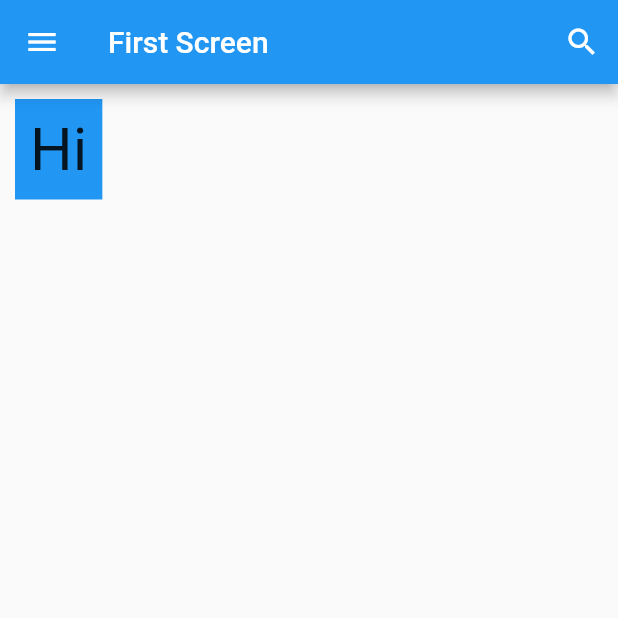
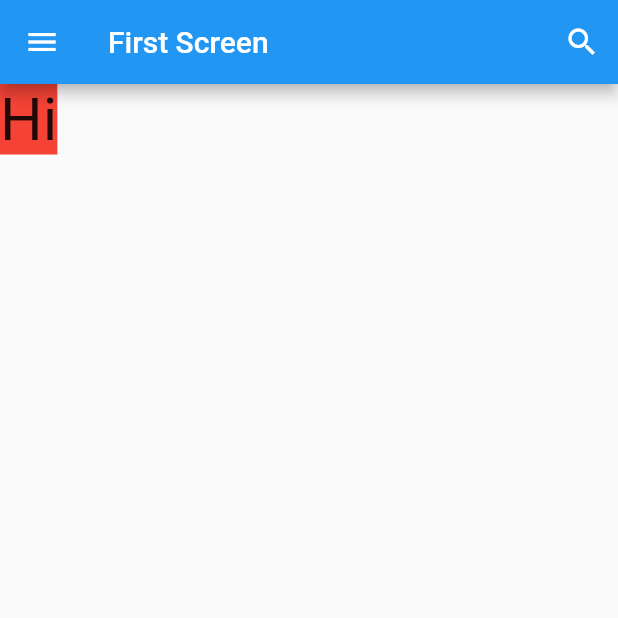
Before and after one commit to bayazidsustami/basic_training_flutter, a Flutter app: the screen it shows after launch, on a phone screen of 412 x 824 dp, the top half of it. Run offline on Flutter 3.47's test engine with Material 2 defaults, Android fonts, the phone set to English and light mode, and no system bars.

Commit message:
add decoration container

```diff
--- a/lib/main.dart
+++ b/lib/main.dart
@@ -38,9 +38,9 @@ class FirstScreen extends StatelessWidget{
       ),
       body: Container(
         child: Text('Hi', style: TextStyle(fontSize: 40),),
-        color: Colors.blue,
-        padding: EdgeInsets.all(10),
-        margin: EdgeInsets.all(10),
+        decoration: BoxDecoration(
+          color: Colors.red
+        ),
       ),
     );
   }
```
